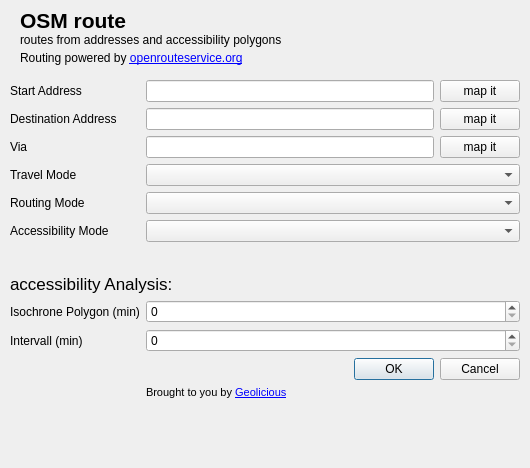
The window that OSMroute_dialog_base.ui (Geolicious/OSMroute) describes before a commit, drawn with Qt 5.
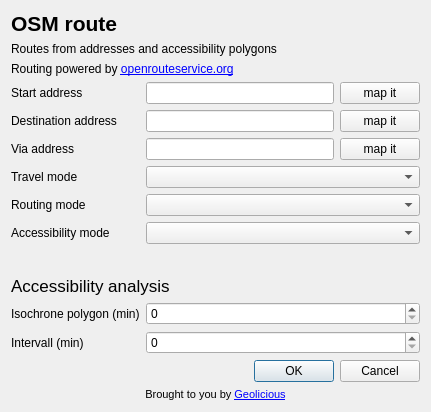
The same window after the commit. Icons and pictures are not drawn.

Commit message: made dialog resizable and label style fixes

What changed in the file:
```diff
--- a/OSMroute_dialog_base.ui
+++ b/OSMroute_dialog_base.ui
@@ -6,22 +6,48 @@
    <rect>
     <x>0</x>
     <y>0</y>
-    <width>530</width>
-    <height>468</height>
+    <width>431</width>
+    <height>409</height>
    </rect>
   </property>
   <property name="windowTitle">
    <string>OSM route</string>
   </property>
-  <widget class="QWidget" name="formLayoutWidget">
-   <property name="geometry">
-    <rect>
-     <x>10</x>
-     <y>80</y>
-     <width>510</width>
-     <height>381</height>
-    </rect>
-   </property>
+  <layout class="QVBoxLayout" name="verticalLayout_2">
+   <item>
+    <layout class="QVBoxLayout" name="verticalLayout">
+     <item>
+      <widget class="QLabel" name="label_8">
+       <property name="font">
+        <font>
+         <pointsize>16</pointsize>
+         <weight>75</weight>
+         <italic>false</italic>
+         <bold>true</bold>
+        </font>
+       </property>
+       <property name="text">
+        <string>OSM route </string>
+       </property>
+      </widget>
+     </item>
+     <item>
+      <widget class="QLabel" name="label_9">
+       <property name="text">
+        <string>Routes from addresses and accessibility polygons</string>
+       </property>
+      </widget>
+     </item>
+     <item>
+      <widget class="QLabel" name="label_10">
+       <property name="text">
+        <string>Routing powered by &lt;a href=&quot;test&quot;&gt;openrouteservice.org&lt;/a&gt;</string>
+       </property>
+      </widget>
+     </item>
+    </layout>
+   </item>
+   <item>
    <layout class="QFormLayout" name="formLayout_2">
     <property name="fieldGrowthPolicy">
      <enum>QFormLayout::AllNonFixedFieldsGrow</enum>
@@ -36,7 +62,7 @@
        </font>
       </property>
       <property name="text">
-       <string>Start Address</string>
+        <string>Start address</string>
       </property>
      </widget>
     </item>
@@ -64,7 +90,7 @@
        </font>
       </property>
       <property name="text">
-       <string>Destination Address</string>
+        <string>Destination address</string>
       </property>
      </widget>
     </item>
@@ -85,7 +111,7 @@
     <item row="2" column="0">
      <widget class="QLabel" name="label">
       <property name="text">
-       <string>Via</string>
+        <string>Via address</string>
       </property>
      </widget>
     </item>
@@ -106,7 +132,7 @@
     <item row="3" column="0">
      <widget class="QLabel" name="label_12">
       <property name="text">
-       <string>Travel Mode</string>
+        <string>Travel mode</string>
       </property>
      </widget>
     </item>
@@ -116,7 +142,7 @@
     <item row="4" column="0">
      <widget class="QLabel" name="label_2">
       <property name="text">
-       <string>Routing Mode</string>
+        <string>Routing mode</string>
       </property>
      </widget>
     </item>
@@ -126,26 +152,13 @@
     <item row="5" column="0">
      <widget class="QLabel" name="label_7">
       <property name="text">
-       <string>Accessibility Mode</string>
+        <string>Accessibility mode</string>
       </property>
      </widget>
     </item>
     <item row="5" column="1">
      <widget class="QComboBox" name="mode_access"/>
     </item>
-    <item row="6" column="0">
-     <spacer name="horizontalSpacer_2">
-      <property name="orientation">
-       <enum>Qt::Horizontal</enum>
-      </property>
-      <property name="sizeHint" stdset="0">
-       <size>
-        <width>40</width>
-        <height>20</height>
-       </size>
-      </property>
-     </spacer>
-    </item>
     <item row="6" column="1">
      <spacer name="horizontalSpacer">
       <property name="orientation">
@@ -167,14 +180,14 @@
        </font>
       </property>
       <property name="text">
-       <string>accessibility Analysis:</string>
+        <string>Accessibility analysis</string>
       </property>
      </widget>
     </item>
     <item row="8" column="0">
      <widget class="QLabel" name="label_13">
       <property name="text">
-       <string>Isochrone Polygon (min)</string>
+        <string>Isochrone polygon (min)</string>
       </property>
      </widget>
     </item>
@@ -223,7 +236,7 @@
       </property>
      </widget>
     </item>
-    <item row="11" column="1">
+     <item row="11" column="0" colspan="2">
      <widget class="QLabel" name="label_16">
       <property name="font">
        <font>
@@ -233,73 +246,14 @@
       <property name="text">
        <string>Brought to you by &lt;a href=&quot;http://www.geolicious.de&quot;&gt;Geolicious&lt;/a&gt;</string>
       </property>
+       <property name="alignment">
+        <set>Qt::AlignCenter</set>
+       </property>
      </widget>
     </item>
    </layout>
-  </widget>
-  <widget class="QLabel" name="label_8">
-   <property name="geometry">
-    <rect>
-     <x>20</x>
-     <y>10</y>
-     <width>251</width>
-     <height>21</height>
-    </rect>
-   </property>
-   <property name="font">
-    <font>
-     <pointsize>16</pointsize>
-     <weight>75</weight>
-     <italic>false</italic>
-     <bold>true</bold>
-    </font>
-   </property>
-   <property name="text">
-    <string>OSM route </string>
-   </property>
-  </widget>
-  <widget class="QLabel" name="label_9">
-   <property name="geometry">
-    <rect>
-     <x>20</x>
-     <y>30</y>
-     <width>491</width>
-     <height>20</height>
-    </rect>
-   </property>
-   <property name="text">
-    <string>routes from addresses and accessibility polygons</string>
-   </property>
-  </widget>
-  <widget class="QLabel" name="label_10">
-   <property name="geometry">
-    <rect>
-     <x>20</x>
-     <y>50</y>
-     <width>381</width>
-     <height>17</height>
-    </rect>
-   </property>
-   <property name="text">
-    <string>Routing powered by &lt;a href=&quot;test&quot;&gt;openrouteservice.org&lt;/a&gt;</string>
-   </property>
-  </widget>
-  <widget class="QLabel" name="label_11">
-   <property name="geometry">
-    <rect>
-     <x>400</x>
-     <y>0</y>
-     <width>81</width>
-     <height>71</height>
-    </rect>
-   </property>
-   <property name="text">
-    <string notr="true"/>
-   </property>
-   <property name="pixmap">
-    <pixmap>.qgis2/python/plugins/OSMroute/logo.png</pixmap>
-   </property>
-  </widget>
+   </item>
+  </layout>
  </widget>
  <tabstops>
   <tabstop>mode</tabstop>
```
Lines whose indentation alone changed are shown as unchanged.
